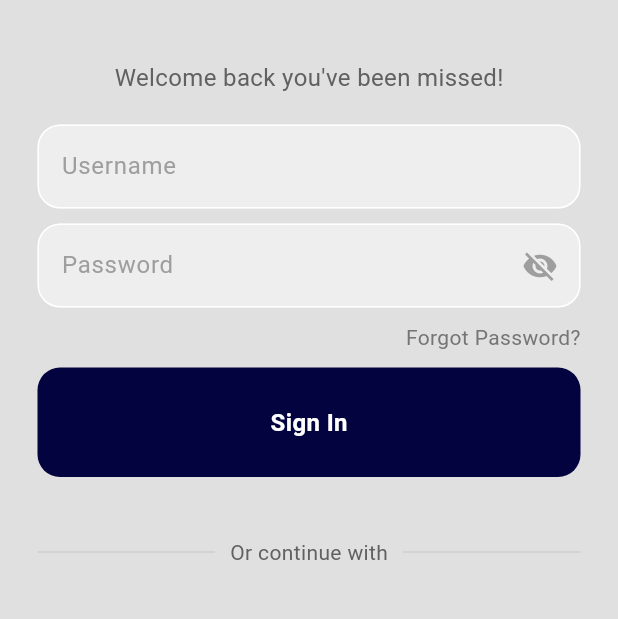
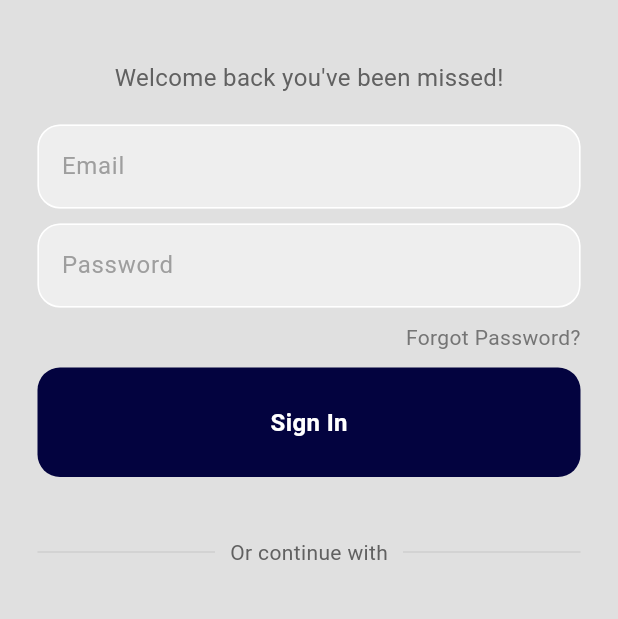
Before and after one commit to zaidkhan08/wallpix, a Flutter app: the screen it shows after launch, on a phone screen of 412 x 824 dp, the part 210-829 px from its top. Run offline on Flutter 3.47's test engine with Material 3 defaults, Android fonts, the phone set to English and light mode, and no system bars; our stand-ins replace curved_navigation_bar, firebase_auth, firebase_core, google_fonts; accounts and stored records are empty.

Commit message:
Rollback on login.dart

```diff
--- a/lib/login.dart
+++ b/lib/login.dart
@@ -1,19 +1,76 @@
+import 'package:firebase_auth/firebase_auth.dart';
 import 'package:flutter/material.dart';
+import 'package:google_fonts/google_fonts.dart';
 import 'package:walllhang/Widgets/button_tile.dart';
 import 'package:walllhang/Widgets/my_button.dart';
 import 'package:walllhang/Widgets/my_textField.dart';
 
-class loginView extends StatelessWidget {
-  loginView({Key? key});
+class loginView extends StatefulWidget {
+  loginView({super.key});
 
-  // Text editing controllers
-  final usernameController = TextEditingController();
+  @override
+  State<loginView> createState() => _loginViewState();
+}
+
+class _loginViewState extends State<loginView> {
+  //text editing controllers
+  final emailController = TextEditingController();
+
   final passwordController = TextEditingController();
 
-  // User sign-in Function
-  void signUserIn() {}
+  // user sign in Function
+  void signUserIn() async {
+    // show loading
+    showDialog(
+      context: context,
+      builder: (context) {
+        return const Center(
+          child: CircularProgressIndicator(),
+        );
+      }
+    );
 
-  bool _isObscure = true; // Track password visibility
+    // Try to sign in
+    try {
+      await FirebaseAuth.instance.signInWithEmailAndPassword(
+          email: emailController.text,
+          password: passwordController.text
+      );
+
+      // close loading
+      Navigator.pop(context);
+    } on FirebaseAuthException catch (e) {
+      // close loading
+      Navigator.pop(context);
+      // WRONG Email
+      if(e.code == 'user-not-found'){
+        showErrorMsg('Wrong Email');
+      }
+      // WRONG Password
+      else if (e.code == 'wrong-password'){
+        showErrorMsg('Wrong password');
+      }
+    }
+
+
+  }
+
+  void showErrorMsg(String message){
+    showDialog(
+        context: context,
+        builder: (context){
+          return AlertDialog(
+            backgroundColor: Colors.deepPurpleAccent,
+            title: Center(
+              child: Text(
+                  message,
+                style: const TextStyle(color: Colors.white),
+              ),
+            )
+          );
+        }
+    );
+  }
 
   @override
   Widget build(BuildContext context) {
@@ -25,12 +82,25 @@ class loginView extends StatelessWidget {
             child: Column(
               mainAxisAlignment: MainAxisAlignment.center,
               children: [
-                SizedBox(height: 40),
+                const SizedBox(height: 40,),
+
+                // LOGO
+                // const Icon(
+                //   Icons.format_paint_rounded,
+                //   size: 100,
+                // ),
+                //
                 Image(
-                  image: AssetImage('lib/images/logo.png'),
+                  image: AssetImage(
+                    'lib/images/logo.png',
+                  ),
                   height: 100,
                 ),
-                SizedBox(height: 40),
+
+
+                const SizedBox(height: 40,),
+
+                // welcome message
                 Text(
                     'Welcome back you\'ve been missed!',
                   style: TextStyle(
@@ -38,44 +108,28 @@ class loginView extends StatelessWidget {
                     fontSize: 16,
                   ),
                 ),
-                SizedBox(height: 20),
-                // Username TextField
+
+                const SizedBox(height: 20,),
+
+                // email TextField
                 my_textField(
-                  controller: usernameController,
-                  hintText: 'Username',
+                  controller: emailController,
+                  hintText: 'Email',
                   obscureText: false,
                 ),
-                SizedBox(height: 10),
-                // Password TextField
-                Stack(
-                  alignment: Alignment.centerRight,
-                  children: [
+
+                const SizedBox(height: 10,),
+
+                // password TextField
                 my_textField(
                   controller: passwordController,
                   hintText: 'Password',
-                      obscureText: _isObscure,
+                  obscureText: true,
                 ),
-                    GestureDetector(
-                      onTap: () {
-                        // Toggle password visibility
-                        _isObscure = !_isObscure;
-                        // Refresh UI
-                        (context as Element).markNeedsBuild();
-                      },
-                      child: Padding(
-                        padding: const EdgeInsets.only(right: 40.0),
-                        child: Icon(
-                          _isObscure
-                              ? Icons.visibility_off
-                              : Icons.visibility,
-                          color: Colors.grey,
-                        ),
-                      ),
-                    ),
-                  ],
-                ),
-                SizedBox(height: 10),
-                // Forgot password?
+
+                const SizedBox(height: 10,),
+
+                // forgot password?
                 Padding(
                   padding: const EdgeInsets.symmetric(horizontal: 25.0),
                   child: Row(
@@ -88,13 +142,17 @@ class loginView extends StatelessWidget {
                     ],
                   ),
                 ),
-                SizedBox(height: 10),
-                // Sign-in button
+
+                const SizedBox(height: 10,),
+
+                // sign in button
                 myButton(
                   onTap: signUserIn,
                 ),
-                SizedBox(height: 40),
-                // Or Continue with message
+
+                const SizedBox(height: 40,),
+
+                // or Continue with msg
                 Padding(
                   padding: const EdgeInsets.symmetric(horizontal: 25.0),
                   child: Row(
@@ -103,7 +161,7 @@ class loginView extends StatelessWidget {
                           child: Divider(
                             thickness: 0.5,
                             color: Colors.grey[400],
-                        ),
+                          )
                       ),
                       Padding(
                         padding: const EdgeInsets.symmetric(horizontal: 10.0),
@@ -116,25 +174,30 @@ class loginView extends StatelessWidget {
                           child: Divider(
                             thickness: 0.5,
                             color: Colors.grey[400],
-                        ),
+                          )
                       )
                     ],
                   ),
                 ),
-                SizedBox(height: 40),
-                // Google and Facebook buttons for sign-in
-                Row(
+
+                const SizedBox(height: 40,),
+                // google and facebook btn for sign in..
+                const Row(
                   mainAxisAlignment: MainAxisAlignment.center,
                   children: [
-                    // Google sign-in
+                    // google sign in
                     button_tile(imagePath: 'lib/images/google.png'),
-                    SizedBox(width: 25),
-                    // Facebook sign-in
+
+                    SizedBox(width: 25,),
+
+                    // facebook sign in
                     button_tile(imagePath: 'lib/images/facebook2.png')
                   ],
                 ),
-                SizedBox(height: 40),
-                // Not a member? Register now button
+
+                const SizedBox(height: 40,),
+
+                // not a member? register now btn
                 Row(
                   mainAxisAlignment: MainAxisAlignment.center,
                   children: [
@@ -144,16 +207,17 @@ class loginView extends StatelessWidget {
                         color: Colors.grey[700],
                       ),
                     ),
-                    SizedBox(width: 4),
+                    SizedBox(width: 4,),
                     Text(
                       "Register Now",
                       style: TextStyle(
                           color: Color(0xff088FBC),
-                        fontWeight: FontWeight.bold,
+                        fontWeight: FontWeight.bold
                       ),
                     )
                   ],
                 ),
+
               ],
             ),
           ),
```
Lines whose indentation alone changed are shown as unchanged.
